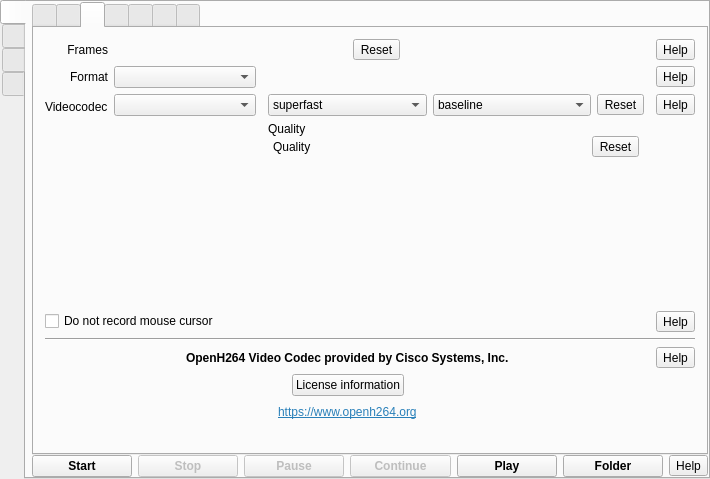
vkohaupt/vokoscreenNG, file src/formMainWindow.ui: the form before one commit.
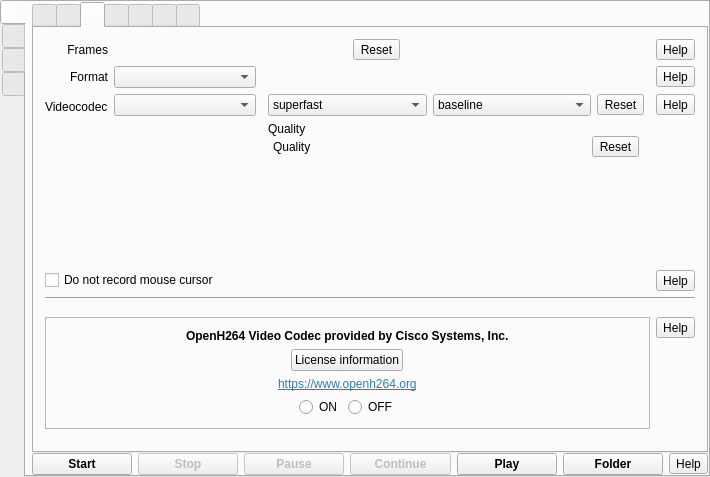
The form after the commit. Icons and pictures are not drawn.

Commit message: Windows: cisco openh264

```diff
--- a/src/formMainWindow.ui
+++ b/src/formMainWindow.ui
@@ -7,7 +7,7 @@
     <x>0</x>
     <y>0</y>
     <width>710</width>
-    <height>479</height>
+    <height>477</height>
    </rect>
   </property>
   <property name="windowTitle">
@@ -485,7 +485,7 @@
                       <x>0</x>
                       <y>0</y>
                       <width>535</width>
-                      <height>231</height>
+                      <height>288</height>
                      </rect>
                     </property>
                     <layout class="QVBoxLayout" name="verticalLayoutAudioDevices">
@@ -622,43 +622,125 @@
            <layout class="QVBoxLayout" name="verticalLayout_21">
             <item>
              <layout class="QGridLayout" name="gridLayoutFormatCodecs">
-              <item row="1" column="1">
-               <widget class="QLabel" name="labelFormat">
-                <property name="text">
-                 <string>Format</string>
+              <item row="7" column="0" colspan="4">
+               <widget class="QFrame" name="frame">
+                <property name="frameShape">
+                 <enum>QFrame::NoFrame</enum>
                 </property>
-                <property name="alignment">
-                 <set>Qt::AlignRight|Qt::AlignTrailing|Qt::AlignVCenter</set>
+                <property name="frameShadow">
+                 <enum>QFrame::Raised</enum>
                 </property>
+                <layout class="QVBoxLayout" name="verticalLayout_13">
+                 <property name="spacing">
+                  <number>0</number>
+                 </property>
+                 <property name="leftMargin">
+                  <number>0</number>
+                 </property>
+                 <property name="rightMargin">
+                  <number>0</number>
+                 </property>
+                 <item>
+                  <layout class="QGridLayout" name="gridLayout_2">
+                   <item row="1" column="2" alignment="Qt::AlignTop">
+                    <widget class="QToolButton" name="help_screencast_cisco">
+                     <property name="text">
+                      <string>Help</string>
+                     </property>
+                    </widget>
+                   </item>
+                   <item row="1" column="0" colspan="2">
+                    <widget class="QFrame" name="frame_cisco">
+                     <property name="frameShape">
+                      <enum>QFrame::StyledPanel</enum>
+                     </property>
+                     <property name="frameShadow">
+                      <enum>QFrame::Sunken</enum>
+                     </property>
+                     <layout class="QVBoxLayout" name="verticalLayout_20">
+                      <item alignment="Qt::AlignHCenter">
+                       <widget class="QLabel" name="label_22">
+                        <property name="font">
+                         <font>
+                          <weight>75</weight>
+                          <bold>true</bold>
+                         </font>
+                        </property>
+                        <property name="text">
+                         <string>OpenH264 Video Codec provided by Cisco Systems, Inc.</string>
+                        </property>
+                       </widget>
+                      </item>
+                      <item alignment="Qt::AlignHCenter">
+                       <widget class="QPushButton" name="pushButton">
+                        <property name="text">
+                         <string>License information</string>
+                        </property>
+                       </widget>
+                      </item>
+                      <item alignment="Qt::AlignHCenter">
+                       <widget class="QLabel" name="label_23">
+                        <property name="text">
+                         <string>&lt;html&gt;&lt;head/&gt;&lt;body&gt;&lt;p&gt;&lt;a href=&quot;https://www.openh264.org&quot;&gt;&lt;span style=&quot; text-decoration: underline; color:#2980b9;&quot;&gt;https://www.openh264.org&lt;/span&gt;&lt;/a&gt;&lt;/p&gt;&lt;/body&gt;&lt;/html&gt;</string>
+                        </property>
+                        <property name="openExternalLinks">
+                         <bool>true</bool>
+                        </property>
+                       </widget>
+                      </item>
+                      <item>
+                       <layout class="QHBoxLayout" name="horizontalLayout_35">
+                        <item>
+                         <spacer name="horizontalSpacer_21">
+                          <property name="orientation">
+                           <enum>Qt::Horizontal</enum>
+                          </property>
+                          <property name="sizeHint" stdset="0">
+                           <size>
+                            <width>40</width>
+                            <height>20</height>
+                           </size>
+                          </property>
+                         </spacer>
+                        </item>
+                        <item>
+                         <widget class="QRadioButton" name="radioButton">
+                          <property name="text">
+                           <string>ON</string>
+                          </property>
+                         </widget>
+                        </item>
+                        <item>
+                         <widget class="QRadioButton" name="radioButton_2">
+                          <property name="text">
+                           <string>OFF</string>
+                          </property>
+                         </widget>
+                        </item>
+                        <item>
+                         <spacer name="horizontalSpacer_20">
+                          <property name="orientation">
+                           <enum>Qt::Horizontal</enum>
+                          </property>
+                          <property name="sizeHint" stdset="0">
+                           <size>
+                            <width>40</width>
+                            <height>20</height>
+                           </size>
+                          </property>
+                         </spacer>
+                        </item>
+                       </layout>
+                      </item>
+                     </layout>
+                    </widget>
+                   </item>
+                  </layout>
+                 </item>
+                </layout>
                </widget>
               </item>
-              <item row="1" column="2">
-               <widget class="QComboBox" name="comboBoxFormat"/>
-              </item>
-              <item row="3" column="3">
-               <spacer name="verticalSpacer_19">
-                <property name="orientation">
-                 <enum>Qt::Vertical</enum>
-                </property>
-                <property name="sizeHint" stdset="0">
-                 <size>
-                  <width>20</width>
-                  <height>40</height>
-                 </size>
-                </property>
-               </spacer>
-              </item>
-              <item row="0" column="1">
-               <widget class="QLabel" name="labelFrames">
-                <property name="text">
-                 <string>Frames</string>
-                </property>
-                <property name="alignment">
-                 <set>Qt::AlignRight|Qt::AlignTrailing|Qt::AlignVCenter</set>
-                </property>
-               </widget>
-              </item>
-              <item row="0" column="2" colspan="2">
+              <item row="0" column="1" colspan="2">
                <widget class="QFrame" name="frameFrames">
                 <property name="frameShape">
                  <enum>QFrame::NoFrame</enum>
@@ -692,21 +774,27 @@
                 </layout>
                </widget>
               </item>
-              <item row="2" column="1">
-               <layout class="QVBoxLayout" name="verticalLayout_22">
-                <property name="topMargin">
-                 <number>6</number>
+              <item row="0" column="3">
+               <widget class="QToolButton" name="help_screencast_frames">
+                <property name="toolTip">
+                 <string notr="true">Help</string>
                 </property>
-                <item alignment="Qt::AlignTop">
-                 <widget class="QLabel" name="labelVideoCodec">
-                  <property name="text">
-                   <string>Videocodec</string>
-                  </property>
-                 </widget>
-                </item>
-               </layout>
+                <property name="text">
+                 <string notr="true">Help</string>
+                </property>
+               </widget>
               </item>
-              <item row="2" column="2" alignment="Qt::AlignTop">
+              <item row="0" column="0">
+               <widget class="QLabel" name="labelFrames">
+                <property name="text">
+                 <string>Frames</string>
+                </property>
+                <property name="alignment">
+                 <set>Qt::AlignRight|Qt::AlignTrailing|Qt::AlignVCenter</set>
+                </property>
+               </widget>
+              </item>
+              <item row="2" column="1" alignment="Qt::AlignTop">
                <widget class="QComboBox" name="comboBoxVideoCodec">
                 <property name="sizeAdjustPolicy">
                  <enum>QComboBox::AdjustToMinimumContentsLength</enum>
@@ -716,81 +804,17 @@
                 </property>
                </widget>
               </item>
-              <item row="1" column="4">
+              <item row="1" column="1">
+               <widget class="QComboBox" name="comboBoxFormat"/>
+              </item>
+              <item row="1" column="3">
                <widget class="QToolButton" name="help_screencast_format">
                 <property name="text">
                  <string notr="true">Help</string>
                 </property>
                </widget>
               </item>
-              <item row="8" column="1" colspan="3">
-               <layout class="QHBoxLayout" name="horizontalLayout_32">
-                <item>
-                 <spacer name="horizontalSpacer_17">
-                  <property name="orientation">
-                   <enum>Qt::Horizontal</enum>
-                  </property>
-                  <property name="sizeHint" stdset="0">
-                   <size>
-                    <width>40</width>
-                    <height>20</height>
-                   </size>
-                  </property>
-                 </spacer>
-                </item>
-                <item>
-                 <widget class="QLabel" name="label_23">
-                  <property name="text">
-                   <string>&lt;html&gt;&lt;head/&gt;&lt;body&gt;&lt;p&gt;&lt;a href=&quot;https://www.openh264.org&quot;&gt;&lt;span style=&quot; text-decoration: underline; color:#2980b9;&quot;&gt;https://www.openh264.org&lt;/span&gt;&lt;/a&gt;&lt;/p&gt;&lt;/body&gt;&lt;/html&gt;</string>
-                  </property>
-                  <property name="openExternalLinks">
-                   <bool>true</bool>
-                  </property>
-                 </widget>
-                </item>
-                <item>
-                 <spacer name="horizontalSpacer_19">
-                  <property name="orientation">
-                   <enum>Qt::Horizontal</enum>
-                  </property>
-                  <property name="sizeHint" stdset="0">
-                   <size>
-                    <width>40</width>
-                    <height>20</height>
-                   </size>
-                  </property>
-                 </spacer>
-                </item>
-               </layout>
-              </item>
-              <item row="2" column="4" alignment="Qt::AlignTop">
-               <widget class="QToolButton" name="help_screencast_videocodec">
-                <property name="text">
-                 <string notr="true">Help</string>
-                </property>
-               </widget>
-              </item>
-              <item row="6" column="4">
-               <widget class="QToolButton" name="help_screencast_cisco">
-                <property name="text">
-                 <string>Help</string>
-                </property>
-               </widget>
-              </item>
-              <item row="6" column="1" colspan="3" alignment="Qt::AlignHCenter">
-               <widget class="QLabel" name="label_22">
-                <property name="font">
-                 <font>
-                  <weight>75</weight>
-                  <bold>true</bold>
-                 </font>
-                </property>
-                <property name="text">
-                 <string>OpenH264 Video Codec provided by Cisco Systems, Inc.</string>
-                </property>
-               </widget>
-              </item>
-              <item row="2" column="3">
+              <item row="2" column="2">
                <widget class="QFrame" name="frameVideoCodecQuality">
                 <property name="frameShape">
                  <enum>QFrame::NoFrame</enum>
@@ -966,7 +990,34 @@
                 </layout>
                </widget>
               </item>
-              <item row="1" column="3">
+              <item row="3" column="2">
+               <spacer name="verticalSpacer_19">
+                <property name="orientation">
+                 <enum>Qt::Vertical</enum>
+                </property>
+                <property name="sizeHint" stdset="0">
+                 <size>
+                  <width>20</width>
+                  <height>40</height>
+                 </size>
+                </property>
+               </spacer>
+              </item>
+              <item row="2" column="0">
+               <layout class="QVBoxLayout" name="verticalLayout_22">
+                <property name="topMargin">
+                 <number>6</number>
+                </property>
+                <item alignment="Qt::AlignTop">
+                 <widget class="QLabel" name="labelVideoCodec">
+                  <property name="text">
+                   <string>Videocodec</string>
+                  </property>
+                 </widget>
+                </item>
+               </layout>
+              </item>
+              <item row="1" column="2">
                <spacer name="horizontalSpacer_2">
                 <property name="orientation">
                  <enum>Qt::Horizontal</enum>
@@ -979,54 +1030,7 @@
                 </property>
                </spacer>
               </item>
-              <item row="0" column="4">
-               <widget class="QToolButton" name="help_screencast_frames">
-                <property name="toolTip">
-                 <string notr="true">Help</string>
-                </property>
-                <property name="text">
-                 <string notr="true">Help</string>
-                </property>
-               </widget>
-              </item>
-              <item row="7" column="1" colspan="3">
-               <layout class="QHBoxLayout" name="horizontalLayout_5">
-                <item>
-                 <spacer name="horizontalSpacer_13">
-                  <property name="orientation">
-                   <enum>Qt::Horizontal</enum>
-                  </property>
-                  <property name="sizeHint" stdset="0">
-                   <size>
-                    <width>40</width>
-                    <height>20</height>
-                   </size>
-                  </property>
-                 </spacer>
-                </item>
-                <item>
-                 <widget class="QPushButton" name="pushButton">
-                  <property name="text">
-                   <string>License information</string>
-                  </property>
-                 </widget>
-                </item>
-                <item>
-                 <spacer name="horizontalSpacer_15">
-                  <property name="orientation">
-                   <enum>Qt::Horizontal</enum>
-                  </property>
-                  <property name="sizeHint" stdset="0">
-                   <size>
-                    <width>40</width>
-                    <height>20</height>
-                   </size>
-                  </property>
-                 </spacer>
-                </item>
-               </layout>
-              </item>
-              <item row="4" column="1" colspan="4">
+              <item row="5" column="0" colspan="4">
                <layout class="QHBoxLayout" name="horizontalLayout_22">
                 <item>
                  <widget class="QCheckBox" name="checkBoxMouseCursorOnOff">
@@ -1060,42 +1064,29 @@
                 </item>
                </layout>
               </item>
-              <item row="5" column="1" colspan="4">
+              <item row="2" column="3" alignment="Qt::AlignTop">
+               <widget class="QToolButton" name="help_screencast_videocodec">
+                <property name="text">
+                 <string notr="true">Help</string>
+                </property>
+               </widget>
+              </item>
+              <item row="6" column="0" colspan="4">
                <widget class="Line" name="line_3">
                 <property name="orientation">
                  <enum>Qt::Horizontal</enum>
                 </property>
                </widget>
               </item>
-              <item row="9" column="1" colspan="3">
-               <layout class="QHBoxLayout" name="horizontalLayout_35">
-                <item>
-                 <spacer name="horizontalSpacer_21">
-                  <property name="orientation">
-                   <enum>Qt::Horizontal</enum>
-                  </property>
-                  <property name="sizeHint" stdset="0">
-                   <size>
-                    <width>40</width>
-                    <height>20</height>
-                   </size>
-                  </property>
-                 </spacer>
-                </item>
-                <item>
-                 <spacer name="horizontalSpacer_20">
-                  <property name="orientation">
-                   <enum>Qt::Horizontal</enum>
-                  </property>
-                  <property name="sizeHint" stdset="0">
-                   <size>
-                    <width>40</width>
-                    <height>20</height>
-                   </size>
-                  </property>
-                 </spacer>
-                </item>
-               </layout>
+              <item row="1" column="0">
+               <widget class="QLabel" name="labelFormat">
+                <property name="text">
+                 <string>Format</string>
+                </property>
+                <property name="alignment">
+                 <set>Qt::AlignRight|Qt::AlignTrailing|Qt::AlignVCenter</set>
+                </property>
+               </widget>
               </item>
              </layout>
             </item>
@@ -1728,7 +1719,7 @@
                    <x>0</x>
                    <y>0</y>
                    <width>361</width>
-                   <height>362</height>
+                   <height>419</height>
                   </rect>
                  </property>
                  <layout class="QGridLayout" name="gridLayoutAvailable">
```
Left out of the diff: 1 changed line with no effect on the pictures. The commit also changes 1 other file.
